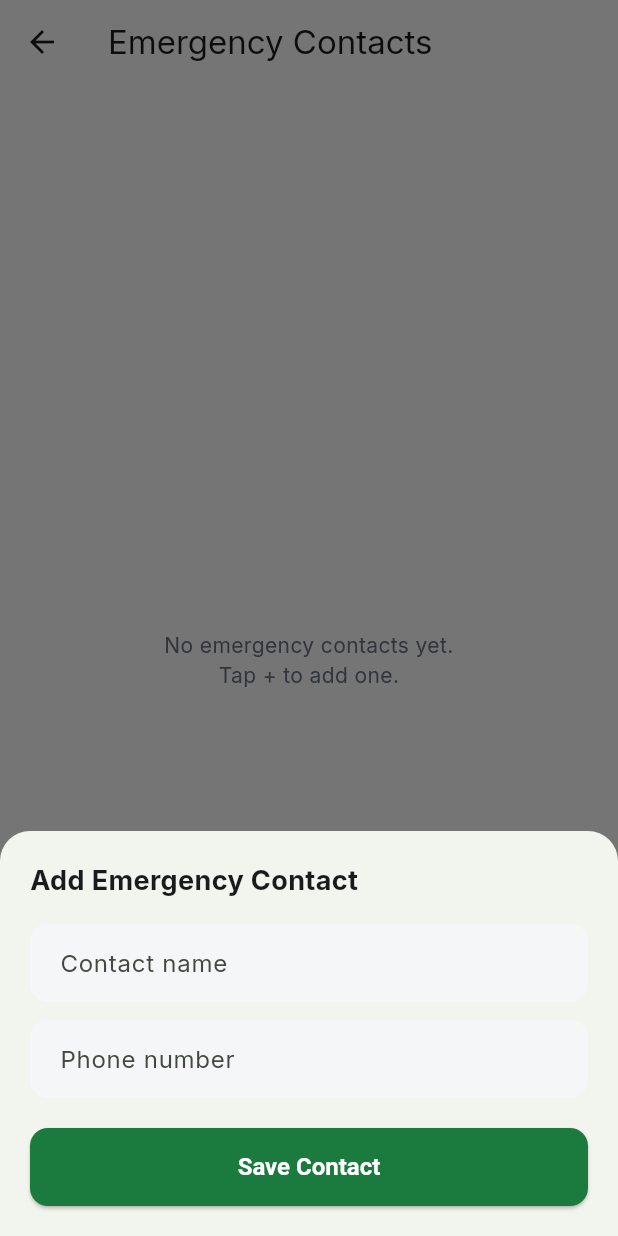
After one commit to vanshikathakur-ctrl/Trekcure, a Flutter app: the EmergencyContactsScreen screen opened directly, after a tap on the "add" icon, on a phone screen of 412 x 824 dp. The commit adds this screen. Run offline on Flutter 3.47's test engine with Material 3 defaults, Android fonts, the phone set to English and light mode, and no system bars; our stand-ins replace flutter_map, geolocator, google_fonts, latlong2, supabase_flutter; missing offline and left inert: flutter_map_heatmap; accounts and stored records are empty.

Commit message:
Latest TrekCure changes

```diff
--- /dev/null
+++ b/lib/screens/emergency_contacts_screen.dart
@@ -0,0 +1,235 @@
+// lib/screens/emergency_contacts_screen.dart
+//
+// Matches your existing TrekCure theme (AppColors / AppCard from
+// lib/theme/app_theme.dart) and connects directly to the
+// public.emergency_contacts table from schema.sql.
+//
+// Table it talks to:
+//   emergency_contacts(id, user_id, contact_name, contact_phone, created_at)
+// RLS already covers this — "Users manage emergency contacts" (FOR ALL
+// USING auth.uid() = user_id) — so you never need to pass user_id manually
+// on read, and Supabase blocks you from ever seeing someone else's rows.
+//
+// One-time setup if you haven't already:
+//   1. flutter pub add supabase_flutter
+//   2. In main.dart, before runApp():
+//        await Supabase.initialize(
+//          url: 'YOUR_SUPABASE_URL',
+//          anonKey: 'YOUR_SUPABASE_ANON_KEY',
+//        );
+//   3. Make sure the user is signed in (supabase.auth.currentUser != null)
+//      before this screen is reachable — emergency_contacts inserts need it.
+
+import 'package:flutter/material.dart';
+import 'package:supabase_flutter/supabase_flutter.dart';
+
+import '../../../theme/app_theme.dart';
+
+final supabase = Supabase.instance.client;
+
+class EmergencyContactsScreen extends StatefulWidget {
+  const EmergencyContactsScreen({super.key});
+
+  @override
+  State<EmergencyContactsScreen> createState() =>
+      _EmergencyContactsScreenState();
+}
+
+class _EmergencyContactsScreenState extends State<EmergencyContactsScreen> {
+  List<Map<String, dynamic>> _contacts = [];
+  bool _loading = true;
+
+  @override
+  void initState() {
+    super.initState();
+    _fetchContacts();
+  }
+
+  // READ — RLS auto-filters to the signed-in user's own rows
+  Future<void> _fetchContacts() async {
+    setState(() => _loading = true);
+    try {
+      final data = await supabase
+          .from('emergency_contacts')
+          .select()
+          .order('created_at');
+      setState(() => _contacts = List<Map<String, dynamic>>.from(data));
+    } catch (e) {
+      _showError('Failed to load contacts: $e');
+    } finally {
+      setState(() => _loading = false);
+    }
+  }
+
+  // CREATE
+  Future<void> _addContact(String name, String phone) async {
+    final userId = supabase.auth.currentUser?.id;
+    if (userId == null) {
+      _showError('You must be signed in to add a contact');
+      return;
+    }
+    try {
+      await supabase.from('emergency_contacts').insert({
+        'user_id': userId,
+        'contact_name': name,
+        'contact_phone': phone,
+      });
+      await _fetchContacts();
+    } catch (e) {
+      _showError('Failed to add contact: $e');
+    }
+  }
+
+  // DELETE
+  Future<void> _deleteContact(String id) async {
+    try {
+      await supabase.from('emergency_contacts').delete().eq('id', id);
+      await _fetchContacts();
+    } catch (e) {
+      _showError('Failed to delete contact: $e');
+    }
+  }
+
+  void _showError(String msg) {
+    if (!mounted) return;
+    ScaffoldMessenger.of(context).showSnackBar(SnackBar(content: Text(msg)));
+  }
+
+  void _showAddContactSheet() {
+    final nameController = TextEditingController();
+    final phoneController = TextEditingController();
+
+    showModalBottomSheet(
+      context: context,
+      isScrollControlled: true,
+      shape: const RoundedRectangleBorder(
+        borderRadius: BorderRadius.vertical(top: Radius.circular(20)),
+      ),
+      builder: (ctx) => Padding(
+        padding: EdgeInsets.only(
+          left: 20,
+          right: 20,
+          top: 20,
+          bottom: MediaQuery.of(ctx).viewInsets.bottom + 20,
+        ),
+        child: Column(
+          mainAxisSize: MainAxisSize.min,
+          crossAxisAlignment: CrossAxisAlignment.start,
+          children: [
+            const Text(
+              'Add Emergency Contact',
+              style: TextStyle(
+                fontSize: 18,
+                fontWeight: FontWeight.bold,
+                color: AppColors.textDark,
+              ),
+            ),
+            const SizedBox(height: 16),
+            TextField(
+              controller: nameController,
+              decoration: const InputDecoration(hintText: 'Contact name'),
+            ),
+            const SizedBox(height: 12),
+            TextField(
+              controller: phoneController,
+              keyboardType: TextInputType.phone,
+              decoration: const InputDecoration(hintText: 'Phone number'),
+            ),
+            const SizedBox(height: 20),
+            ElevatedButton(
+              onPressed: () {
+                final name = nameController.text.trim();
+                final phone = phoneController.text.trim();
+                if (name.isEmpty || phone.isEmpty) {
+                  _showError('Enter both name and phone number');
+                  return;
+                }
+                Navigator.pop(ctx);
+                _addContact(name, phone);
+              },
+              child: const Text('Save Contact'),
+            ),
+          ],
+        ),
+      ),
+    );
+  }
+
+  @override
+  Widget build(BuildContext context) {
+    return Scaffold(
+      appBar: AppBar(title: const Text('Emergency Contacts')),
+      floatingActionButton: FloatingActionButton(
+        backgroundColor: AppColors.primaryGreen,
+        onPressed: _showAddContactSheet,
+        child: const Icon(Icons.add, color: Colors.white),
+      ),
+      body: _loading
+          ? const Center(child: CircularProgressIndicator())
+          : _contacts.isEmpty
+          ? const Center(
+              child: Text(
+                'No emergency contacts yet.\nTap + to add one.',
+                textAlign: TextAlign.center,
+                style: TextStyle(color: AppColors.textGrey),
+              ),
+            )
+          : RefreshIndicator(
+              onRefresh: _fetchContacts,
+              child: ListView.builder(
+                padding: const EdgeInsets.all(16),
+                itemCount: _contacts.length,
+                itemBuilder: (context, i) {
+                  final contact = _contacts[i];
+                  return Padding(
+                    padding: const EdgeInsets.only(bottom: 12),
+                    child: AppCard(
+                      child: Row(
+                        children: [
+                          const CircleAvatar(
+                            radius: 20,
+                            backgroundColor: AppColors.lightGreenBg,
+                            child: Icon(
+                              Icons.person,
+                              color: AppColors.primaryGreen,
+                            ),
+                          ),
+                          const SizedBox(width: 12),
+                          Expanded(
+                            child: Column(
+                              crossAxisAlignment: CrossAxisAlignment.start,
+                              children: [
+                                Text(
+                                  contact['contact_name'] ?? '',
+                                  style: const TextStyle(
+                                    fontWeight: FontWeight.w600,
+                                    color: AppColors.textDark,
+                                  ),
+                                ),
+                                const SizedBox(height: 2),
+                                Text(
+                                  contact['contact_phone'] ?? '',
+                                  style: const TextStyle(
+                                    color: AppColors.textGrey,
+                                  ),
+                                ),
+                              ],
+                            ),
+                          ),
+                          IconButton(
+                            icon: const Icon(
+                              Icons.delete_outline,
+                              color: AppColors.dangerRed,
+                            ),
+                            onPressed: () => _deleteContact(contact['id']),
+                          ),
+                        ],
+                      ),
+                    ),
+                  );
+                },
+              ),
+            ),
+    );
+  }
+}
```
Also changed, not shown: lib/screens/profile_screen.dart (+19 -5 lines).
